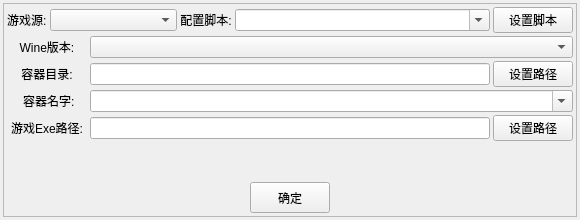
Before: the Qt Designer form ui/vekAppAddAT.ui in gfdgd-xi/vekcode, drawn with Qt 5.
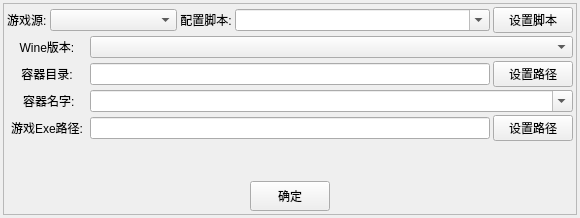
After: the same form once the commit is applied.

What changed in the file:
```diff
--- a/ui/vekAppAddAT.ui
+++ b/ui/vekAppAddAT.ui
@@ -7,7 +7,7 @@
     <x>0</x>
     <y>0</y>
     <width>580</width>
-    <height>220</height>
+    <height>218</height>
    </rect>
   </property>
   <property name="minimumSize">
```
